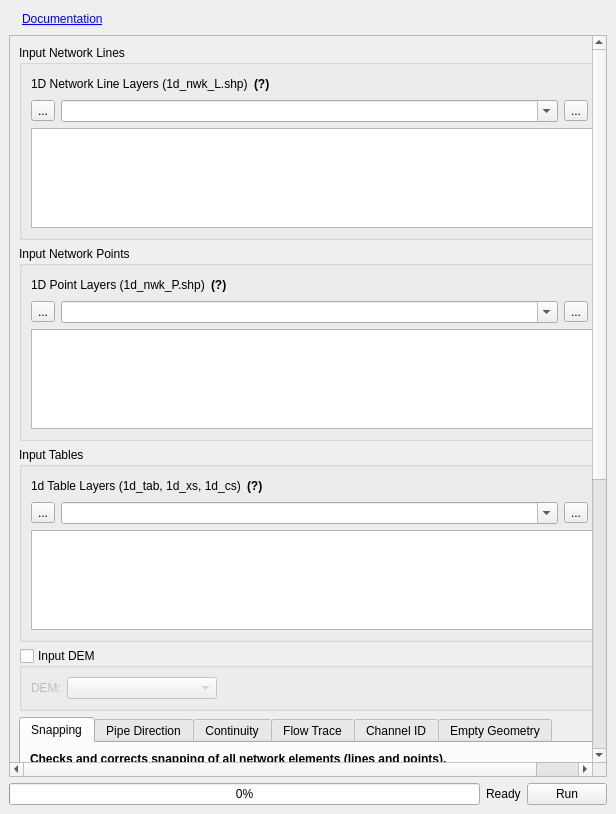
This is tuflow/forms/integrity_tool_dock.ui in TUFLOW-Support/QGIS-TUFLOW-Plugin as Qt 5 draws it before an edit. The edited form follows.
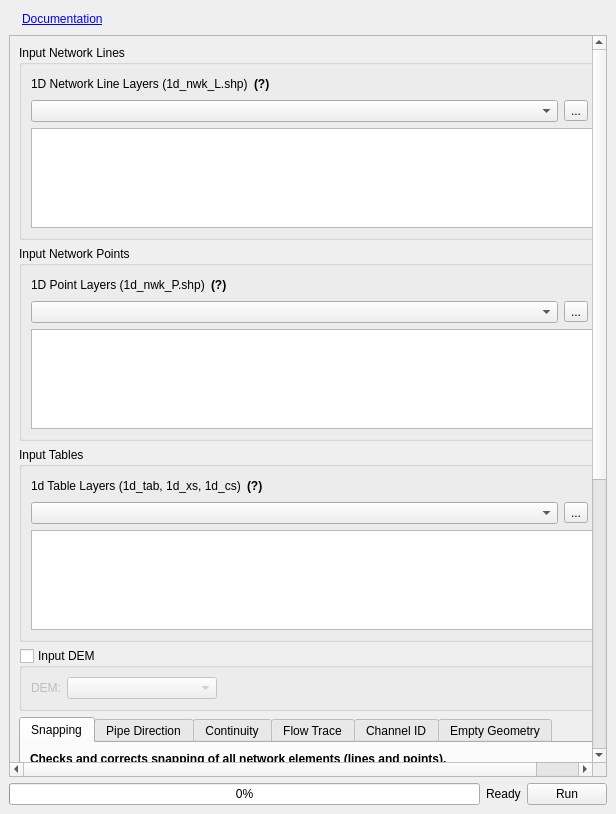
This is the edited form. Icons and pictures are not drawn. Custom widgets are drawn as their Qt base class.

```diff
--- a/tuflow/forms/integrity_tool_dock.ui
+++ b/tuflow/forms/integrity_tool_dock.ui
@@ -13,7 +13,7 @@
   <property name="minimumSize">
    <size>
     <width>515</width>
-    <height>187</height>
+    <height>218</height>
    </size>
   </property>
   <property name="windowTitle">
@@ -74,8 +74,8 @@
         <rect>
          <x>0</x>
          <y>0</y>
-         <width>583</width>
-         <height>956</height>
+         <width>695</width>
+         <height>1072</height>
         </rect>
        </property>
        <layout class="QVBoxLayout" name="verticalLayout_8">
@@ -126,17 +126,10 @@
              </item>
              <item>
               <layout class="QHBoxLayout" name="horizontalLayout">
-               <item>
-                <widget class="QToolButton" name="browseInputLines">
-                 <property name="text">
-                  <string>...</string>
-                 </property>
-                </widget>
-               </item>
                <item>
                 <widget class="QComboBox" name="cboInputLines">
                  <property name="editable">
-                  <bool>true</bool>
+                  <bool>false</bool>
                  </property>
                 </widget>
                </item>
@@ -231,17 +224,10 @@
              </item>
              <item>
               <layout class="QHBoxLayout" name="horizontalLayout_2">
-               <item>
-                <widget class="QToolButton" name="browseInputPoints">
-                 <property name="text">
-                  <string>...</string>
-                 </property>
-                </widget>
-               </item>
                <item>
                 <widget class="QComboBox" name="cboInputPoints">
                  <property name="editable">
-                  <bool>true</bool>
+                  <bool>false</bool>
                  </property>
                 </widget>
                </item>
@@ -323,17 +309,10 @@
              </item>
              <item>
               <layout class="QHBoxLayout" name="horizontalLayout_3">
-               <item>
-                <widget class="QToolButton" name="browseInputTables">
-                 <property name="text">
-                  <string>...</string>
-                 </property>
-                </widget>
-               </item>
                <item>
                 <widget class="QComboBox" name="cboInputTables">
                  <property name="editable">
-                  <bool>true</bool>
+                  <bool>false</bool>
                  </property>
                 </widget>
                </item>
```
